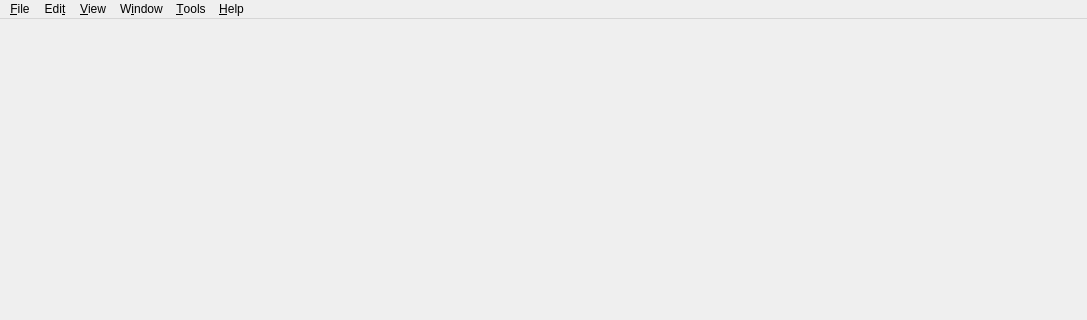
ghorwin/SIM-VICUS, file SIM-VICUS/src/SVMainWindow.ui: the form before one commit; both pictures show x 0 to 1087 and y 0 to 320 of the 1087 by 689 pixel window.
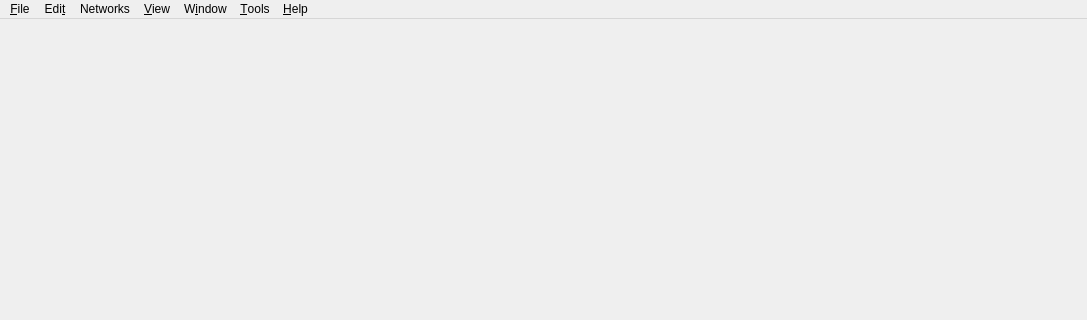
The form after the commit. Icons and pictures are not drawn.

Commit message: Added network data import.

```diff
--- a/SIM-VICUS/src/SVMainWindow.ui
+++ b/SIM-VICUS/src/SVMainWindow.ui
@@ -87,8 +87,15 @@
     <addaction name="actionViewExternalPostProcessing"/>
     <addaction name="actionViewCCMeditor"/>
    </widget>
+   <widget class="QMenu" name="menuNetworks">
+    <property name="title">
+     <string>Networks</string>
+    </property>
+    <addaction name="actionNetworkImport"/>
+   </widget>
    <addaction name="menu_File"/>
    <addaction name="menu_Edit"/>
+   <addaction name="menuNetworks"/>
    <addaction name="menu_View"/>
    <addaction name="menu_Window"/>
    <addaction name="menu_Tools"/>
```
Left out of the diff: 5 changed lines with no effect on the pictures. The commit also changes 7 other files.
